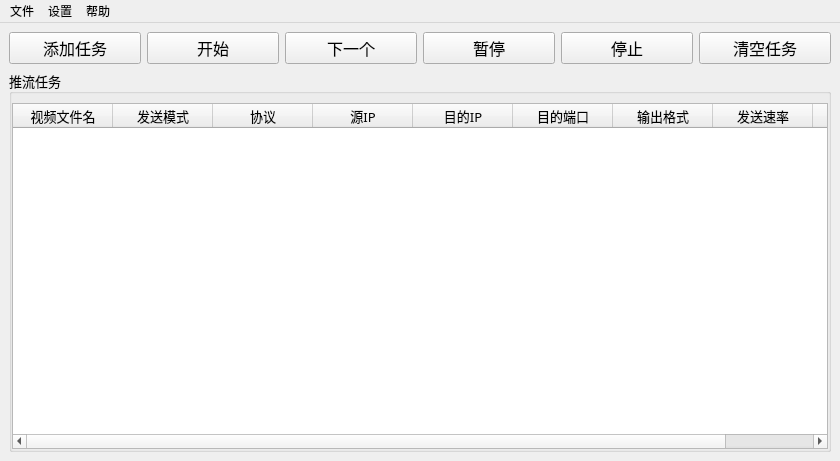
Above: ui/MainWindow.ui from Reinering/stream-sender before the change. Below: the same form after it.
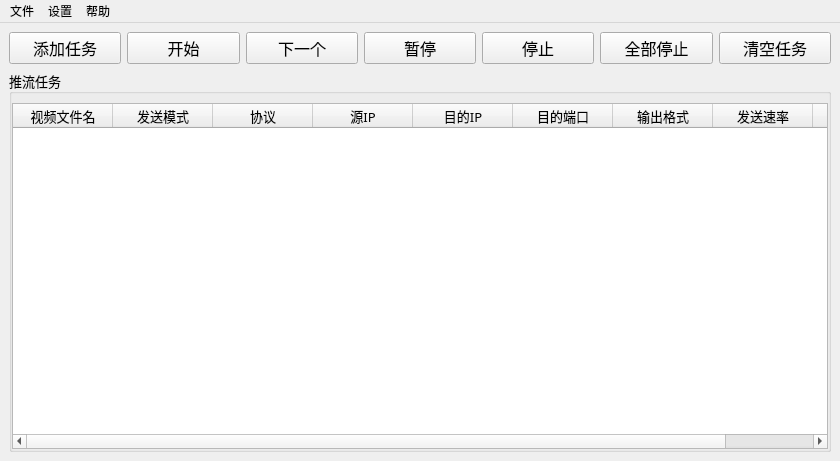
That is the form after the change.

Diff of the .ui file:
```diff
--- a/ui/MainWindow.ui
+++ b/ui/MainWindow.ui
@@ -221,6 +221,19 @@
         </property>
        </widget>
       </item>
+      <item>
+       <widget class="QPushButton" name="pushButton_stop_all">
+        <property name="font">
+         <font>
+          <family>微软雅黑</family>
+          <pointsize>12</pointsize>
+         </font>
+        </property>
+        <property name="text">
+         <string>全部停止</string>
+        </property>
+       </widget>
+      </item>
       <item>
        <widget class="QPushButton" name="pushButton_clear">
         <property name="font">
```
